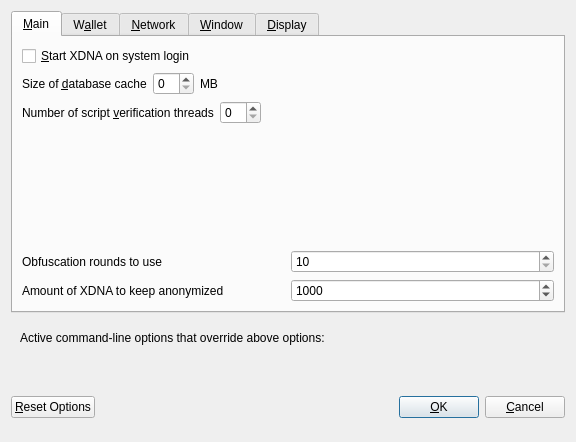
This is src/qt/forms/optionsdialog.ui in Pubfred/ZDNA as Qt 5 draws it before an edit. The edited form follows.
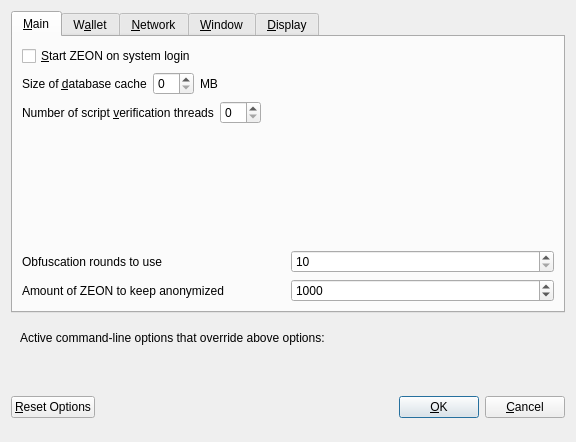
This is the edited form. The open tabs and pages were chosen to show the change. Custom widgets are drawn as their Qt base class.

What changed in the file:
```diff
--- a/src/qt/forms/optionsdialog.ui
+++ b/src/qt/forms/optionsdialog.ui
@@ -33,7 +33,7 @@
           <string>Automatically start XDNA after logging in to the system.</string>
          </property>
          <property name="text">
-          <string>&amp;Start XDNA on system login</string>
+          <string>&amp;Start ZEON on system login</string>
          </property>
         </widget>
        </item>
@@ -174,7 +174,7 @@
             <string notr="true"/>
            </property>
            <property name="text">
-            <string>Amount of XDNA to keep anonymized</string>
+            <string>Amount of ZEON to keep anonymized</string>
            </property>
           </widget>
          </item>
```
Left out of the diff: 8 changed lines with no effect on the pictures.
